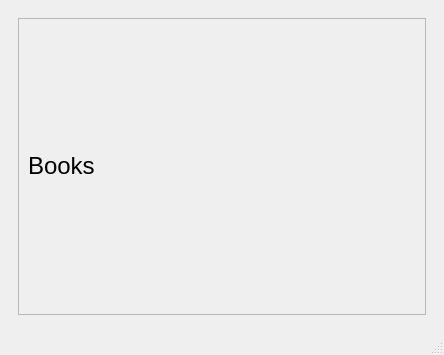
Qt form client/src/mainwindow.ui (Dargoswwwe/smc-library) before a commit.
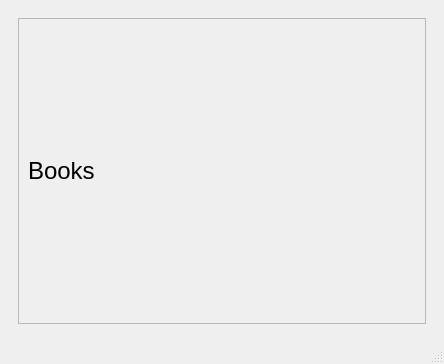
The same form after that commit. The open tabs and pages were chosen to show the change.

Patch:
```diff
--- a/client/src/mainwindow.ui
+++ b/client/src/mainwindow.ui
@@ -7,7 +7,7 @@
     <x>0</x>
     <y>0</y>
     <width>444</width>
-    <height>355</height>
+    <height>364</height>
    </rect>
   </property>
   <property name="windowTitle">
@@ -239,8 +239,8 @@
             <rect>
              <x>0</x>
              <y>0</y>
-             <width>100</width>
-             <height>58</height>
+             <width>398</width>
+             <height>268</height>
             </rect>
            </property>
            <layout class="QVBoxLayout" name="scrollVerticalLayout">
```
